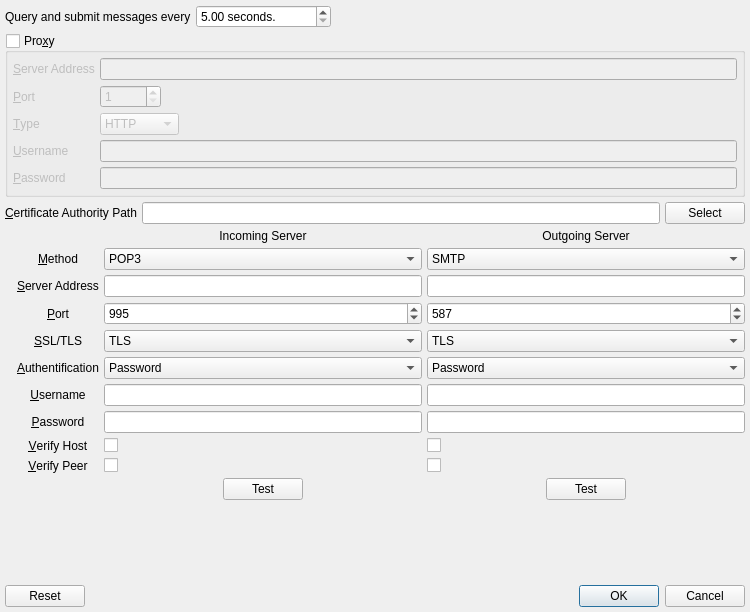
textbrowser/spot-on, file branches/trunk/UI/poptasticsettings.ui: the form before one commit.
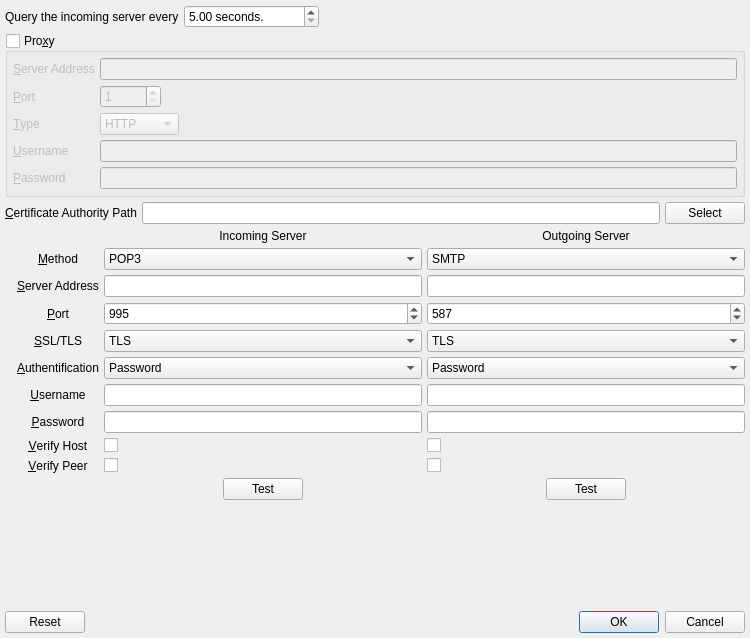
The form after the commit. Icons and pictures are not drawn.

Commit message: Post Poptastic messages every 2.5 seconds.

```diff
--- a/branches/trunk/UI/poptasticsettings.ui
+++ b/branches/trunk/UI/poptasticsettings.ui
@@ -7,7 +7,7 @@
     <x>0</x>
     <y>0</y>
     <width>750</width>
-    <height>612</height>
+    <height>638</height>
    </rect>
   </property>
   <property name="windowTitle">
@@ -32,7 +32,7 @@
      <item>
       <widget class="QLabel" name="label_99">
        <property name="text">
-        <string>Query and submit messages every</string>
+        <string>Query the incoming server every</string>
        </property>
        <property name="buddy">
         <cstring>poptasticRefresh</cstring>
```
The commit also changes 3 other files.
